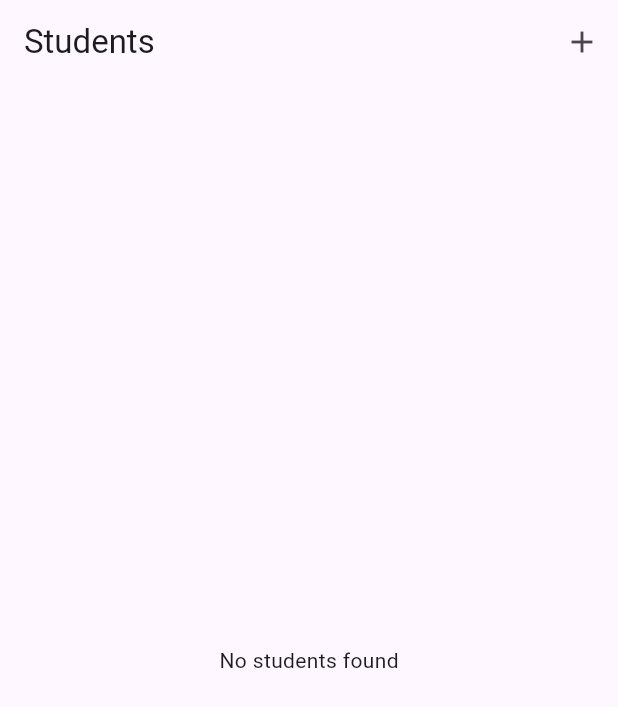
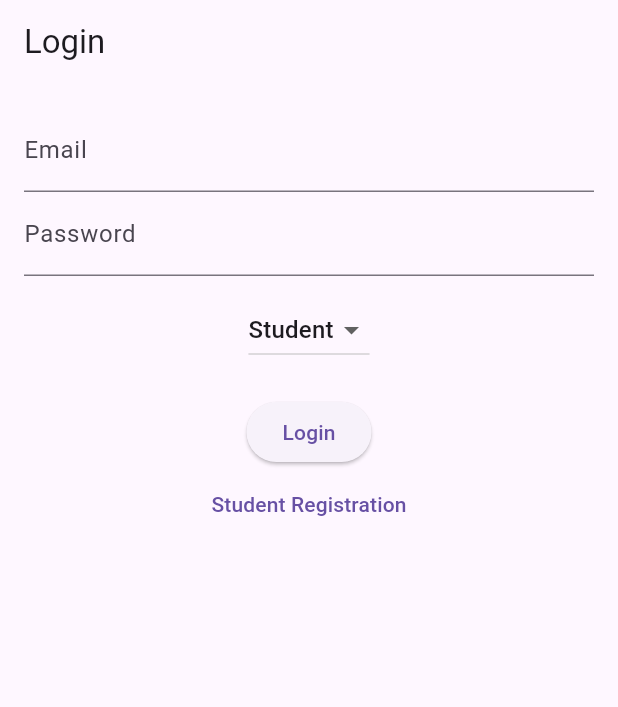
Before and after one commit to abusufiancse/student_management_system_with_chat_bot, a Flutter app: the screen it shows after launch, on a phone screen of 412 x 824 dp. Shown: the top 707 px of the screen. Run offline on Flutter 3.47's test engine with Material 3 defaults, Android fonts, the phone set to English and light mode, and no system bars; our stand-ins replace sqflite; accounts and stored records are empty.

Commit message:
step 3 update

```diff
--- a/lib/main.dart
+++ b/lib/main.dart
@@ -1,4 +1,5 @@
 import 'package:flutter/material.dart';
+import 'package:student_management_system/screens/auth/login_screen.dart';
 import 'db/database_helper.dart';
 import 'screens/student_list_screen.dart';
 
@@ -15,7 +16,7 @@ class MyApp extends StatelessWidget {
   Widget build(BuildContext context) {
     return const MaterialApp(
       debugShowCheckedModeBanner: false,
-      home: StudentListScreen(),
+      home: LoginScreen(),
     );
   }
 }
--- /dev/null
+++ b/lib/models/user.dart
@@ -0,0 +1,36 @@
+class User {
+  final int? id;
+  final String email;
+  final String password;
+  final String role;     // teacher | student | parent
+  final int approved;    // 0 or 1
+
+  User({
+    this.id,
+    required this.email,
+    required this.password,
+    required this.role,
+    required this.approved,
+  });
+
+  // 🔹 ADD THIS (FIX)
+  Map<String, dynamic> toMap() {
+    return {
+      'id': id,
+      'email': email,
+      'password': password,
+      'role': role,
+      'approved': approved,
+    };
+  }
+
+  factory User.fromMap(Map<String, dynamic> map) {
+    return User(
+      id: map['id'],
+      email: map['email'],
+      password: map['password'],
+      role: map['role'],
+      approved: map['approved'],
+    );
+  }
+}
--- /dev/null
+++ b/lib/screens/auth/login_screen.dart
@@ -0,0 +1,114 @@
+import 'package:flutter/material.dart';
+import 'package:student_management_system/screens/auth/student_register_screen.dart';
+import '../../db/database_helper.dart';
+import '../deshboard/teacher_dashboard.dart';
+import '../student_dashboard.dart';
+import '../parent_dashboard.dart';
+
+class LoginScreen extends StatefulWidget {
+  const LoginScreen({super.key});
+
+  @override
+  State<LoginScreen> createState() => _LoginScreenState();
+}
+
+class _LoginScreenState extends State<LoginScreen> {
+  final emailCtrl = TextEditingController();
+  final passCtrl = TextEditingController();
+  String role = 'student';
+
+  void login() async {
+    final email = emailCtrl.text.trim();
+    final pass = passCtrl.text.trim();
+
+    // 🔐 Teacher (Hardcoded)
+    if (email == 'teacher@gmail.com' && pass == 'teacher123') {
+      Navigator.pushReplacement(
+        context,
+        MaterialPageRoute(builder: (_) => const TeacherDashboard()),
+      );
+      return;
+    }
+
+    final user =
+    await DatabaseHelper.instance.loginUser(email, pass);
+
+    if (user == null) {
+      _snack('Invalid credentials');
+      return;
+    }
+
+    // 🛑 Student approval check
+    if (user.role == 'student' && user.approved == 0) {
+      _snack('Wait for teacher approval');
+      return;
+    }
+
+    // ✅ Role-based navigation
+    if (user.role == 'student') {
+      Navigator.pushReplacement(
+        context,
+        MaterialPageRoute(builder: (_) => StudentDashboard(userId: user.id!)),
+      );
+    } else if (user.role == 'parent') {
+      Navigator.pushReplacement(
+        context,
+        MaterialPageRoute(builder: (_) => ParentDashboard(userId: user.id!)),
+      );
+    }
+  }
+
+  void _snack(String msg) {
+    ScaffoldMessenger.of(context)
+        .showSnackBar(SnackBar(content: Text(msg)));
+  }
+
+  @override
+  Widget build(BuildContext context) {
+    return Scaffold(
+      appBar: AppBar(title: const Text('Login')),
+      body: Padding(
+        padding: const EdgeInsets.all(16),
+        child: Column(
+          children: [
+            TextField(
+              controller: emailCtrl,
+              decoration: const InputDecoration(labelText: 'Email'),
+            ),
+            TextField(
+              controller: passCtrl,
+              decoration: const InputDecoration(labelText: 'Password'),
+              obscureText: true,
+            ),
+            const SizedBox(height: 12),
+
+            DropdownButton<String>(
+              value: role,
+              items: const [
+                DropdownMenuItem(value: 'student', child: Text('Student')),
+                DropdownMenuItem(value: 'parent', child: Text('Parent')),
+              ],
+              onChanged: (v) => setState(() => role = v!),
+            ),
+
+            const SizedBox(height: 20),
+            ElevatedButton(
+              onPressed: login,
+              child: const Text('Login'),
+            ),
+            TextButton(
+              onPressed: () {
+                Navigator.push(
+                  context,
+                  MaterialPageRoute(builder: (_) =>  StudentRegisterScreen()),
+                );
+              },
+              child: const Text('Student Registration'),
+            ),
+
+          ],
+        ),
+      ),
+    );
+  }
+}
```
Also changed, not shown: lib/db/database_helper.dart (+74 -1 lines), lib/screens/auth/student_register_screen.dart (added, +83 -0 lines), lib/screens/deshboard/teacher_dashboard.dart (added, +55 -0 lines), lib/screens/parent_dashboard.dart (added, +13 -0 lines), lib/screens/student_dashboard.dart (added, +13 -0 lines).
